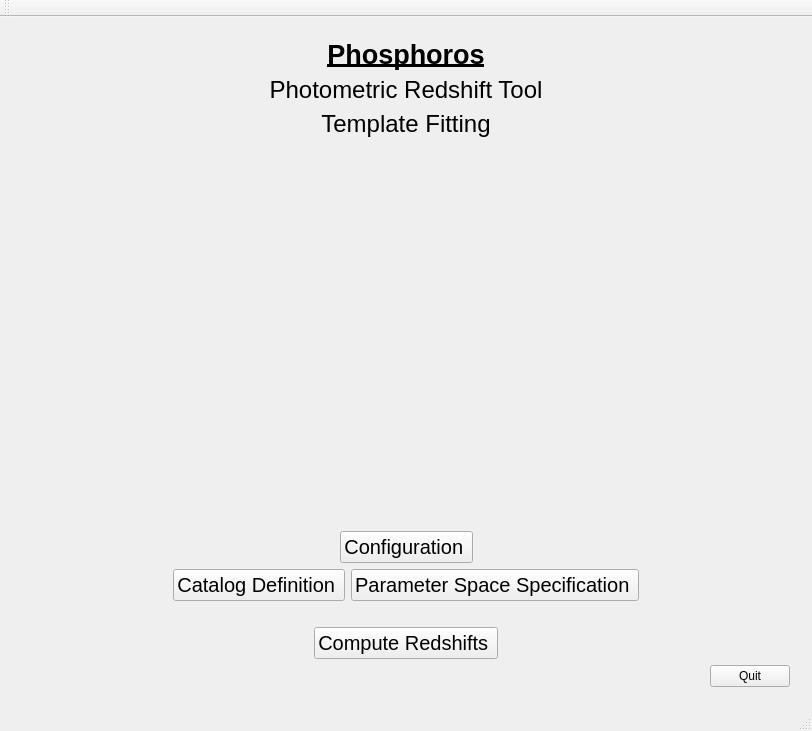
Above: PhzQtUI/auxdir/PhzQtUI/MainWindow.ui from astrorama/Phosphoros before the change. Below: the same form after it.
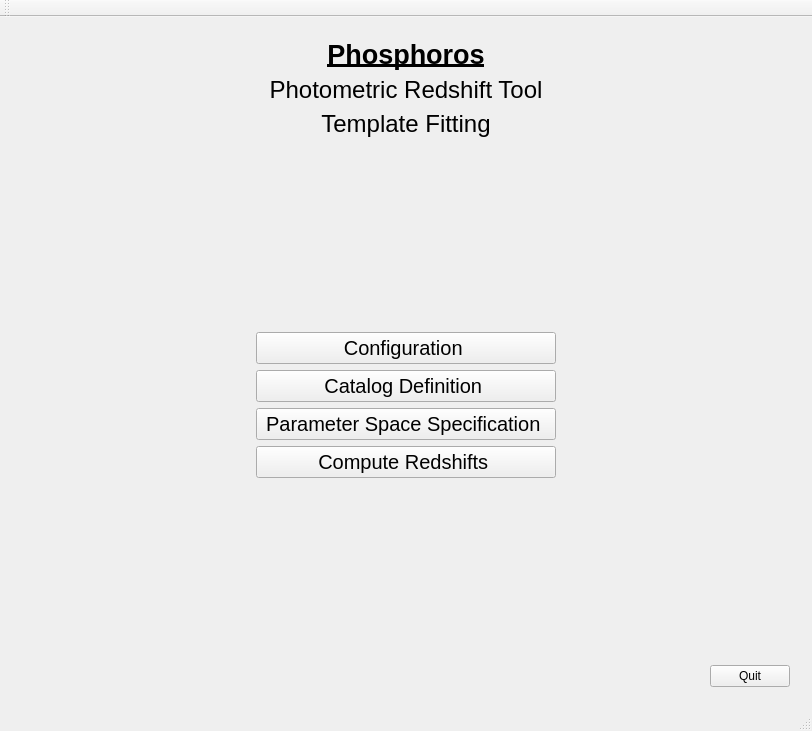
That is the form after the change. Custom widgets are drawn as their Qt base class.

Commit message: Put the configuration in the main window, simplify the sub-parameter space popup. [Redmine Issue #10709]

```diff
--- a/PhzQtUI/auxdir/PhzQtUI/MainWindow.ui
+++ b/PhzQtUI/auxdir/PhzQtUI/MainWindow.ui
@@ -120,7 +120,7 @@
            <widget class="QPushButton" name="btn_HomeToOption">
             <property name="minimumSize">
              <size>
-              <width>0</width>
+              <width>300</width>
               <height>30</height>
              </size>
             </property>
@@ -169,6 +169,12 @@
           </item>
           <item>
            <widget class="QPushButton" name="btn_HomeToCatalog">
+            <property name="minimumSize">
+             <size>
+              <width>300</width>
+              <height>30</height>
+             </size>
+            </property>
             <property name="font">
              <font>
               <pointsize>15</pointsize>
@@ -182,27 +188,6 @@
             </property>
            </widget>
           </item>
-          <item>
-           <widget class="QPushButton" name="btn_HomeToModel">
-            <property name="minimumSize">
-             <size>
-              <width>0</width>
-              <height>30</height>
-             </size>
-            </property>
-            <property name="font">
-             <font>
-              <pointsize>15</pointsize>
-             </font>
-            </property>
-            <property name="toolTip">
-             <string>Specify the parameter space for the creation of model grid.</string>
-            </property>
-            <property name="text">
-             <string>Parameter Space Specification </string>
-            </property>
-           </widget>
-          </item>
           <item>
            <spacer name="horizontalSpacer_9">
             <property name="orientation">
@@ -233,6 +218,27 @@
             </property>
            </spacer>
           </item>
+          <item>
+           <widget class="QPushButton" name="btn_HomeToModel">
+            <property name="minimumSize">
+             <size>
+              <width>300</width>
+              <height>30</height>
+             </size>
+            </property>
+            <property name="font">
+             <font>
+              <pointsize>15</pointsize>
+             </font>
+            </property>
+            <property name="toolTip">
+             <string>Specify the parameter space for the creation of model grid.</string>
+            </property>
+            <property name="text">
+             <string>Parameter Space Specification </string>
+            </property>
+           </widget>
+          </item>
           <item>
            <spacer name="horizontalSpacer_7">
             <property name="orientation">
@@ -267,7 +273,7 @@
            <widget class="QPushButton" name="btn_HomeToAnalysis">
             <property name="minimumSize">
              <size>
-              <width>0</width>
+              <width>300</width>
               <height>30</height>
              </size>
             </property>
@@ -299,6 +305,19 @@
           </item>
          </layout>
         </item>
+        <item>
+         <spacer name="verticalSpacer_3">
+          <property name="orientation">
+           <enum>Qt::Vertical</enum>
+          </property>
+          <property name="sizeHint" stdset="0">
+           <size>
+            <width>20</width>
+            <height>40</height>
+           </size>
+          </property>
+         </spacer>
+        </item>
         <item>
          <layout class="QHBoxLayout" name="horizontalLayout_4">
           <item>
@@ -383,6 +402,12 @@
    <header>PhzQtUI/ScalableImageLabel.h</header>
    <container>1</container>
   </customwidget>
+  <customwidget>
+   <class>Euclid::PhzQtUI::FormConfiguration</class>
+   <extends>QWidget</extends>
+   <header>PhzQtUI/FormConfiguration.h</header>
+   <container>1</container>
+  </customwidget>
  </customwidgets>
  <resources>
   <include location="PhUIResources.qrc"/>
```
Left out of the diff: 10 changed lines with no effect on the pictures. The commit also changes 21 other files.
